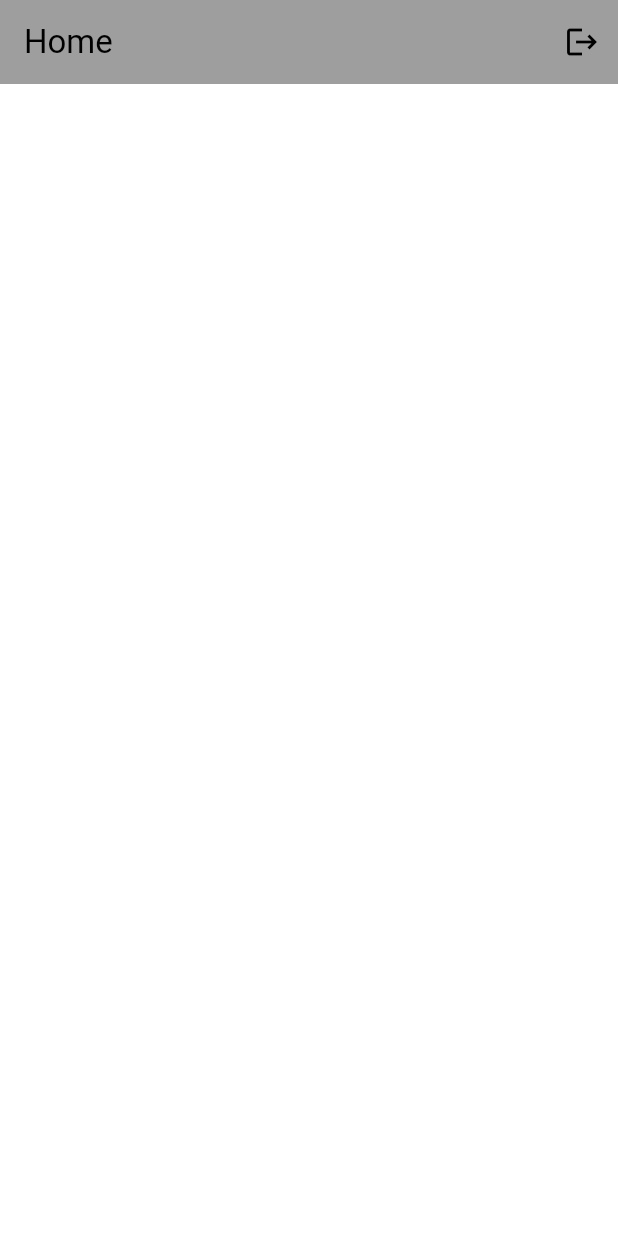
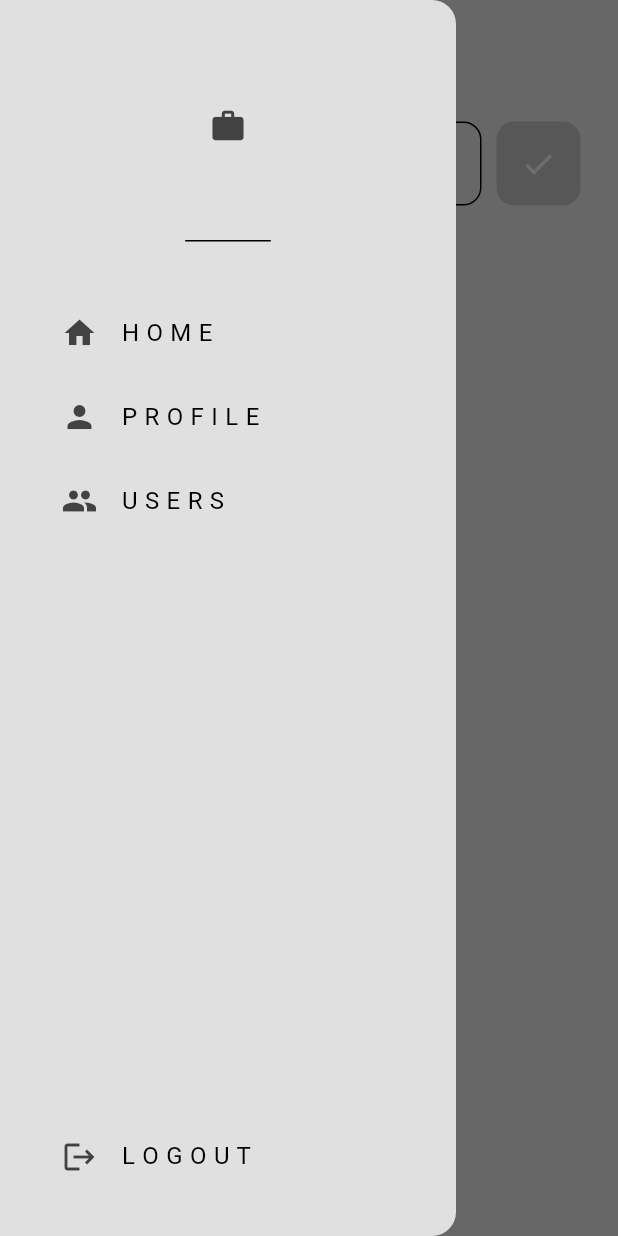
Before and after one commit to ProgrammingWithGaurav/Flutter_Sociall_App, a Flutter app: the screen it shows once a user with an empty profile is signed in, with the side drawer open (before the commit the screen has no drawer), on a phone screen of 412 x 824 dp. Run offline on Flutter 3.47's test engine with Material 3 defaults, Android fonts, the phone set to English and light mode, and no system bars; our stand-ins replace cloud_firestore, firebase_auth, firebase_core; accounts and stored records are empty.

Commit message:
✅✅ completed

```diff
--- a/lib/auth/auth.dart
+++ b/lib/auth/auth.dart
@@ -14,7 +14,7 @@ class AuthPage extends StatelessWidget {
       builder: (context, snapshot) {
         // if user is logged in
         if (snapshot.hasData)
-          return const HomePage();
+          return  HomePage();
         // if user is not logged in
         else
           return const LoginOrRegister();
--- /dev/null
+++ b/lib/components/Drawer.dart
@@ -0,0 +1,93 @@
+import 'package:firebase_auth/firebase_auth.dart';
+import 'package:flutter/material.dart';
+
+class MyDrawer extends StatelessWidget {
+  const MyDrawer({super.key});
+
+  void logout() {
+    // log the user out
+    FirebaseAuth.instance.signOut();
+  }
+
+  @override
+  Widget build(BuildContext context) {
+    return Drawer(
+        backgroundColor: Theme.of(context).colorScheme.background,
+        child: Column(
+            mainAxisAlignment: MainAxisAlignment.spaceBetween,
+            children: [
+              Column(
+                children: [
+                  // header
+                  DrawerHeader(
+                      child: Icon(
+                    Icons.work,
+                    size: 25,
+                    color: Theme.of(context).colorScheme.inversePrimary,
+                  )),
+
+                  const SizedBox(height: 25),
+
+                  // list of items
+                  Padding(
+                    padding: const EdgeInsets.only(left: 25.0),
+                    child: ListTile(
+                      title: const Text("H O M E"),
+                      leading: Icon(
+                        Icons.home,
+                        color: Theme.of(context).colorScheme.inversePrimary,
+                      ),
+                      onTap: () {
+                        Navigator.pop(context);
+                      },
+                    ),
+                  ),
+                  Padding(
+                    padding: const EdgeInsets.only(left: 25.0),
+                    child: ListTile(
+                      title: const Text("P R O F I L E"),
+                      leading: Icon(
+                        Icons.person,
+                        color: Theme.of(context).colorScheme.inversePrimary,
+                      ),
+                      onTap: () {
+                        Navigator.pop(context);
+
+                        Navigator.pushNamed(context, '/profile_page');
+                      },
+                    ),
+                  ),
+                  Padding(
+                    padding: const EdgeInsets.only(left: 25.0),
+                    child: ListTile(
+                      title: const Text("U S E R S"),
+                      leading: Icon(
+                        Icons.group,
+                        color: Theme.of(context).colorScheme.inversePrimary,
+                      ),
+                      onTap: () {
+                        Navigator.pop(context);
+
+                        Navigator.pushNamed(context, '/users_page');
+                      },
+                    ),
+                  ),
+                ],
+              ),
+              Padding(
+                padding: const EdgeInsets.only(left: 25.0, bottom: 25),
+                child: ListTile(
+                  title: const Text("L O G O U T"),
+                  leading: Icon(
+                    Icons.logout,
+                    color: Theme.of(context).colorScheme.inversePrimary,
+                  ),
+                  onTap: () {
+                    Navigator.pop(context);
+                    logout();
+                  },
+                ),
+              ),
+            ]));
+  }
+}
--- /dev/null
+++ b/lib/components/PostButton.dart
@@ -0,0 +1,24 @@
+import 'package:flutter/material.dart';
+
+class PostButton extends StatelessWidget {
+  final void Function()? onTap;
+
+  const PostButton({Key? key, required this.onTap}) : super(key: key);
+
+  @override
+  Widget build(BuildContext context) {
+    return GestureDetector(
+        onTap: onTap,
+        child: Container(
+          decoration: BoxDecoration(
+            color: Theme.of(context).colorScheme.secondary,
+            borderRadius: BorderRadius.circular(12),
+          ),
+          padding: const EdgeInsets.all(16),
+          margin: const EdgeInsets.only(left: 10),
+          child: Center(
+              child: Icon(Icons.done,
+              color: Theme.of(context).colorScheme.primary,
+   ))));
+  }
+}
--- /dev/null
+++ b/lib/db/firestore.dart
@@ -0,0 +1,24 @@
+import 'package:cloud_firestore/cloud_firestore.dart';
+import 'package:firebase_auth/firebase_auth.dart';
+
+class FirestoreDatabase{
+  // current logged in user
+  User? user = FirebaseAuth.instance.currentUser;
+
+  // get collection of posts from firestore
+  final CollectionReference posts = FirebaseFirestore.instance.collection('Posts_Social_App');
+
+  // post a message
+  Future<void> postMessage(String message) async {
+    posts.add({
+      'message': message,
+      'email': user!.email,
+      'timestamp': Timestamp.now(),
+    });
+  }
+    // read posts whenever there is a change
+    Stream<QuerySnapshot> readPosts() {
+      final postStream =  posts.orderBy('timestamp', descending: true).snapshots();
+      return postStream;
+    }
+}
--- a/lib/main.dart
+++ b/lib/main.dart
@@ -1,7 +1,11 @@
 import 'package:firebase_core/firebase_core.dart';
 import 'package:flutter/material.dart';
+import 'package:social_app_tut/auth/LoginOrRegister.dart';
 import 'package:social_app_tut/auth/auth.dart';
 import 'package:social_app_tut/firebase_options.dart';
+import 'package:social_app_tut/pages/Home.dart';
+import 'package:social_app_tut/pages/Profile.dart';
+import 'package:social_app_tut/pages/Users.dart';
 import './theme/DarkMode.dart';
 import './theme/LightMode.dart';
 
@@ -22,6 +26,12 @@ class MyApp extends StatelessWidget {
       home: AuthPage(),
       theme: lightMode,
       darkTheme: darkMode,
+      routes: {
+        '/login_register_page': (context) => const LoginOrRegister(),
+        '/home_page': (context) =>  HomePage(),
+        '/profile_page': (context) => ProfilPage(),
+        '/users_page': (context) => const UsersPage(),
+      },
     );
   }
 }
--- a/lib/pages/Home.dart
+++ b/lib/pages/Home.dart
@@ -1,24 +1,93 @@
-import 'package:firebase_auth/firebase_auth.dart';
+import 'package:cloud_firestore/cloud_firestore.dart';
 import 'package:flutter/material.dart';
+import 'package:social_app_tut/components/Drawer.dart';
+import 'package:social_app_tut/components/MyListTile.dart';
+import 'package:social_app_tut/components/PostButton.dart';
+import 'package:social_app_tut/components/Textfield.dart';
+import 'package:social_app_tut/db/firestore.dart';
 
 class HomePage extends StatelessWidget {
-  const HomePage({super.key});
+  HomePage({super.key});
 
-  void logout() {
-    // log the user out
-    FirebaseAuth.instance.signOut();
+  // text controller
+  final TextEditingController controller = TextEditingController();
+  final FirestoreDatabase database = FirestoreDatabase();
+
+  void postMessage() {
+    if (controller.text.isNotEmpty) {
+      // post message
+      database.postMessage(controller.text);
+    }
+    controller.clear();
   }
 
   @override
   Widget build(BuildContext context) {
     return Scaffold(
-      appBar: AppBar(
-        title: const Text("Home"),
-        backgroundColor: Theme.of(context).colorScheme.inversePrimary,
-        actions: [
-          IconButton(icon: const Icon(Icons.logout), onPressed: logout)
-        ],
-      ),
-    );
+        backgroundColor: Theme.of(context).colorScheme.background,
+        appBar: AppBar(
+          title: const Text("Posts"),
+          backgroundColor: Colors.transparent,
+          foregroundColor: Theme.of(context).colorScheme.inversePrimary,
+          elevation: 0,
+          centerTitle: true,
+        ),
+        drawer: const MyDrawer(),
+        body: Column(children: [
+          // textfield
+
+          Padding(
+              padding: const EdgeInsets.all(25),
+              child: Row(
+                children: [
+                  Expanded(
+                    child: MyTextField(
+                      hintText: "What's on your mind?",
+                      obscureText: false,
+                      controller: controller,
+                    ),
+                  ),
+                  // post button
+                  PostButton(
+                    onTap: postMessage,
+                  )
+                ],
+              )),
+
+          // Posts
+          StreamBuilder(
+              stream: database.readPosts(),
+              builder: (context, snapshot) {
+                // show loading circle
+                if (snapshot.connectionState == ConnectionState.waiting) {
+                  return const CircularProgressIndicator();
+                }
+
+                // get all posts
+                final posts = snapshot.data!.docs;
+                // no data?
+                if (snapshot.data == null || posts.isEmpty) {
+                  return const Center(
+                      child: Padding(
+                          padding: EdgeInsets.all(25),
+                          child: Text("No posts yet")));
+                }
+
+                // show posts
+                return Expanded(
+                    child: ListView.builder(
+                        itemCount: posts.length,
+                        itemBuilder: (context, index) {
+                          final post = posts[index];
+
+                          // get data from each post
+                          String message = post['message'];
+                          String email = post['email'];
+                          Timestamp timestamp = post['timestamp'];
+
+                          // return as a lite tile
+                          return MyListTile(title: message, subtitle: email);                         }));
+              })
+        ]));
   }
 }
--- a/lib/theme/LightMode.dart
+++ b/lib/theme/LightMode.dart
@@ -6,7 +6,7 @@ ThemeData lightMode = ThemeData(
         background: Colors.grey.shade300,
         primary: Colors.grey.shade200,
         secondary: Colors.grey.shade400,
-        inversePrimary: Colors.grey.shade500),
+        inversePrimary: Colors.grey.shade800),
     textTheme: ThemeData.light()
         .textTheme
         .apply(bodyColor: Colors.grey[800], displayColor: Colors.black));
--- a/pubspec.yaml
+++ b/pubspec.yaml
@@ -37,6 +37,7 @@ dependencies:
   cupertino_icons: ^1.0.2
   firebase_core: ^2.25.4
   firebase_auth: ^4.17.4
+  cloud_firestore: ^4.15.4
 
 dev_dependencies:
   flutter_test:
```
Also changed, not shown: lib/components/BackButton.dart (added, +22 -0 lines), lib/components/MyListTile.dart (added, +27 -0 lines), lib/pages/Profile.dart (+94 -0 lines), lib/pages/Register.dart (+19 -1 lines), lib/pages/Users.dart (+57 -0 lines), pubspec.lock, 4 other files.
